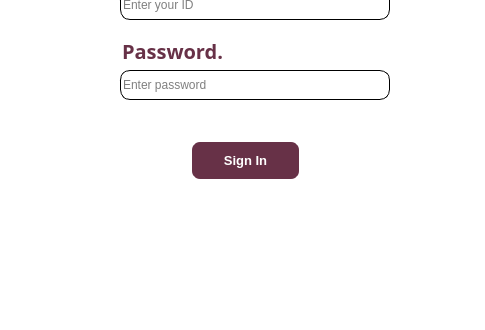
First picture: the form in login_page.ui, repository Hammad-Ali-Asif/AEMS, before the edit; both pictures show x 0 to 485 and y 390 to 720 of the 1280 by 720 pixel window.
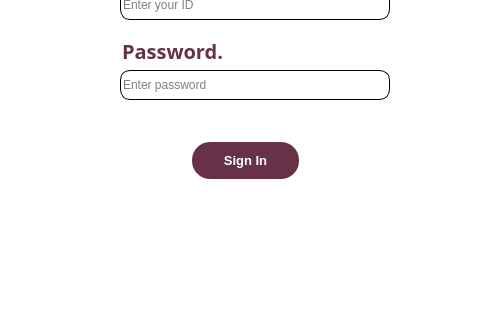
Second picture: the form after the edit. Icons and pictures are not drawn.

The edit to the form file:
```diff
--- a/login_page.ui
+++ b/login_page.ui
@@ -237,7 +237,7 @@
     </property>
     <property name="styleSheet">
      <string notr="true">border:2px solid;
-border-radius:10px;
+border-radius:20px;
 background-color:rgb(103, 49, 71);
 border-color: rgb(255, 255, 255);
 color: rgb(255, 255, 255);
```
